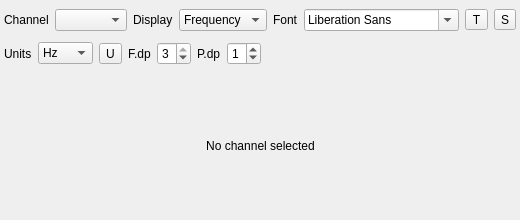
This is plugins/feature/freqdisplay/freqdisplaygui.ui in thomasgi1/sdrangel as Qt 5 draws it before an edit. The edited form follows.
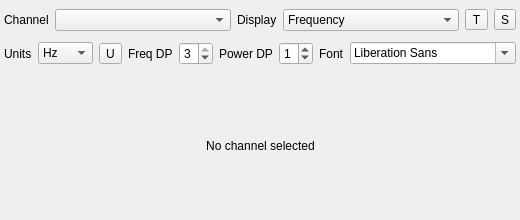
This is the edited form. Icons and pictures are not drawn. Custom widgets are drawn as their Qt base class.

The edit to the form file:
```diff
--- a/plugins/feature/freqdisplay/freqdisplaygui.ui
+++ b/plugins/feature/freqdisplay/freqdisplaygui.ui
@@ -101,26 +101,6 @@
         </item>
        </widget>
       </item>
-      <item>
-       <widget class="QLabel" name="fontLabel">
-        <property name="text">
-         <string>Font</string>
-        </property>
-       </widget>
-      </item>
-      <item>
-       <widget class="QFontComboBox" name="fontFamily">
-        <property name="sizePolicy">
-         <sizepolicy hsizetype="Expanding" vsizetype="Fixed">
-          <horstretch>0</horstretch>
-          <verstretch>0</verstretch>
-         </sizepolicy>
-        </property>
-        <property name="toolTip">
-         <string>Select font family for the frequency display</string>
-        </property>
-       </widget>
-      </item>
       <item>
        <widget class="ButtonSwitch" name="transparentBackground">
         <property name="toolTip">
@@ -196,12 +176,12 @@
       </item>
       <item>
        <widget class="QLabel" name="freqDecimalPlacesLabel">
-        <property name="text">
-         <string>F.dp</string>
-        </property>
         <property name="toolTip">
          <string>Decimal places for frequency (disabled when units is Hz)</string>
         </property>
+        <property name="text">
+         <string>Freq DP</string>
+        </property>
        </widget>
       </item>
       <item>
@@ -225,12 +205,12 @@
       </item>
       <item>
        <widget class="QLabel" name="powerDecimalPlacesLabel">
-        <property name="text">
-         <string>P.dp</string>
-        </property>
         <property name="toolTip">
          <string>Decimal places for power</string>
         </property>
+        <property name="text">
+         <string>Power DP</string>
+        </property>
        </widget>
       </item>
       <item>
@@ -252,6 +232,26 @@
         </property>
        </widget>
       </item>
+      <item>
+       <widget class="QLabel" name="fontLabel">
+        <property name="text">
+         <string>Font</string>
+        </property>
+       </widget>
+      </item>
+      <item>
+       <widget class="QFontComboBox" name="fontFamily">
+        <property name="sizePolicy">
+         <sizepolicy hsizetype="Expanding" vsizetype="Fixed">
+          <horstretch>0</horstretch>
+          <verstretch>0</verstretch>
+         </sizepolicy>
+        </property>
+        <property name="toolTip">
+         <string>Select font family for the frequency display</string>
+        </property>
+       </widget>
+      </item>
       <item>
        <spacer name="unitsSpacer">
         <property name="orientation">
```
Left out of the diff: 13 changed lines with no effect on the pictures.
